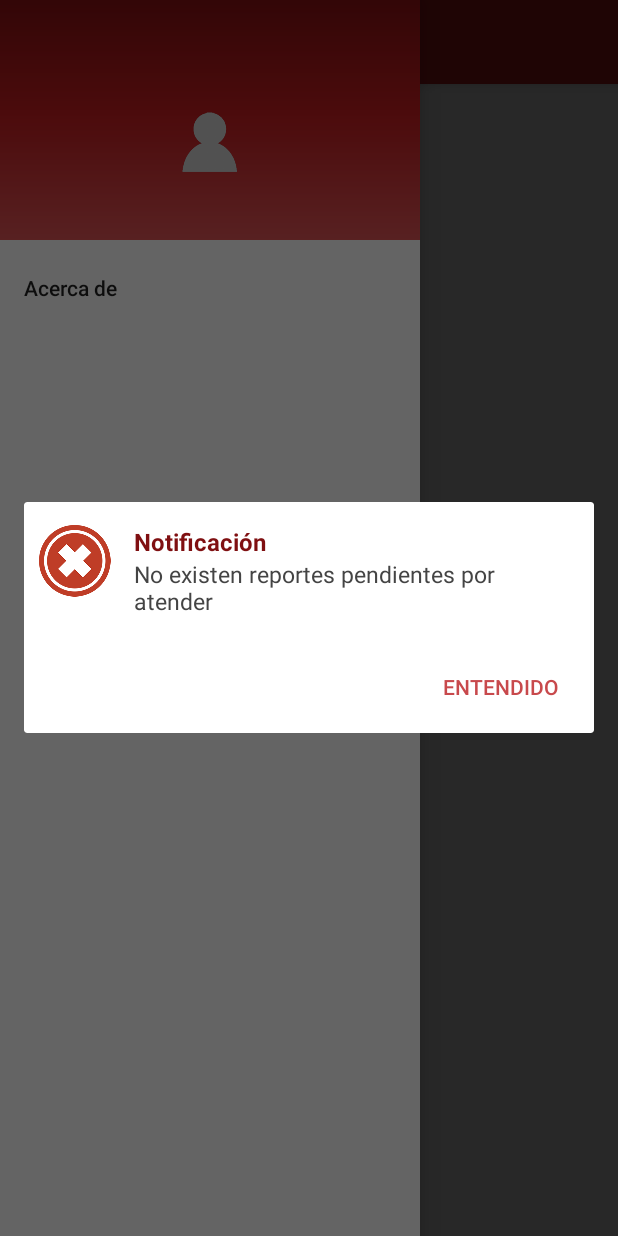
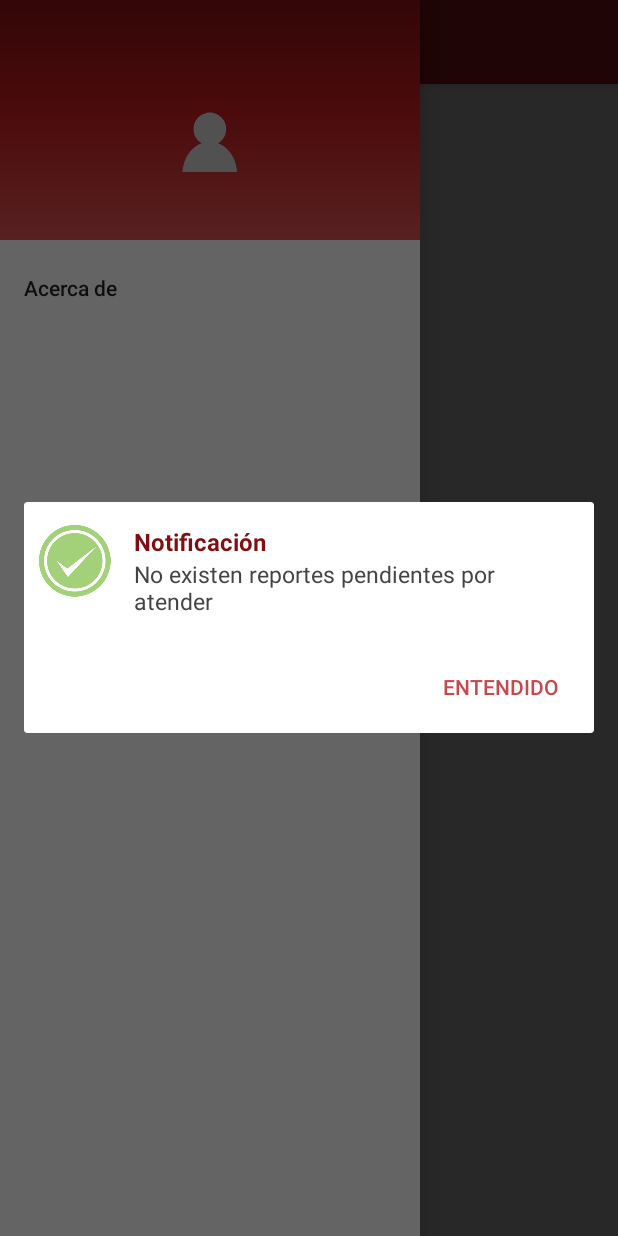
Before and after one commit to jesusvallgo/Tickets, an Android app: the fragment MyTicketPendingFragment placed in its activity, with the side drawer open, on a phone screen of 412 x 824 dp. Run offline under Robolectric (Android 15) with nearby library versions, the phone set to English and light mode, and no system bars; libraries missing offline, so code that uses them is left out: org.springframework.http, org.springframework.util, org.springframework.web; 15 statements that could not run were skipped.

Commit message:
Actualización

```diff
--- a/app/src/main/java/mx/gob/cenapred/tickets/adapter/MensajeEntityAdapter.java
+++ b/app/src/main/java/mx/gob/cenapred/tickets/adapter/MensajeEntityAdapter.java
@@ -11,6 +11,7 @@ import android.widget.TextView;
 
 import mx.gob.cenapred.tickets.R;
 import mx.gob.cenapred.tickets.entity.MensajeEntity;
+import mx.gob.cenapred.tickets.preference.AppPreference;
 
 public class MensajeEntityAdapter extends ArrayAdapter<MensajeEntity> {
     Context myContext;
@@ -28,6 +29,7 @@ public class MensajeEntityAdapter extends ArrayAdapter<MensajeEntity> {
     public View getView(int position, View convertView, ViewGroup parent) {
         View row = convertView;
         MensajeEntityHolder holder = null;
+        Integer icon;
 
         if (row == null) {
             LayoutInflater inflater = ((Activity)myContext).getLayoutInflater();
@@ -42,10 +44,21 @@ public class MensajeEntityAdapter extends ArrayAdapter<MensajeEntity> {
             holder = (MensajeEntityHolder)row.getTag();
         }
 
-        MensajeEntity mensajeEntitie = myData[position];
-        holder.message_type.setImageResource(R.mipmap.ic_error);
-        holder.message_title.setText(mensajeEntitie.getMensajeTitulo());
-        holder.message_description.setText(mensajeEntitie.getMensajeDescripcion());
+        MensajeEntity mensajeEntity = myData[position];
+        switch (mensajeEntity.getMensajeTipo()){
+            case AppPreference.MESSAGE_ERROR:
+                icon = R.mipmap.ic_error;
+                break;
+            case AppPreference.MESSAGE_SUCCESS:
+                icon = R.mipmap.ic_success;
+                break;
+            default:
+                icon = R.mipmap.ic_error;
+                break;
+        }
+        holder.message_type.setImageResource(icon);
+        holder.message_title.setText(mensajeEntity.getMensajeTitulo());
+        holder.message_description.setText(mensajeEntity.getMensajeDescripcion());
 
         return row;
     }
```
Also changed, not shown: app/src/main/res/drawable-v21/ic_dropdown.png (deleted), app/src/main/res/drawable/ic_success.png (renamed from app/src/main/res/drawable/success.png).
